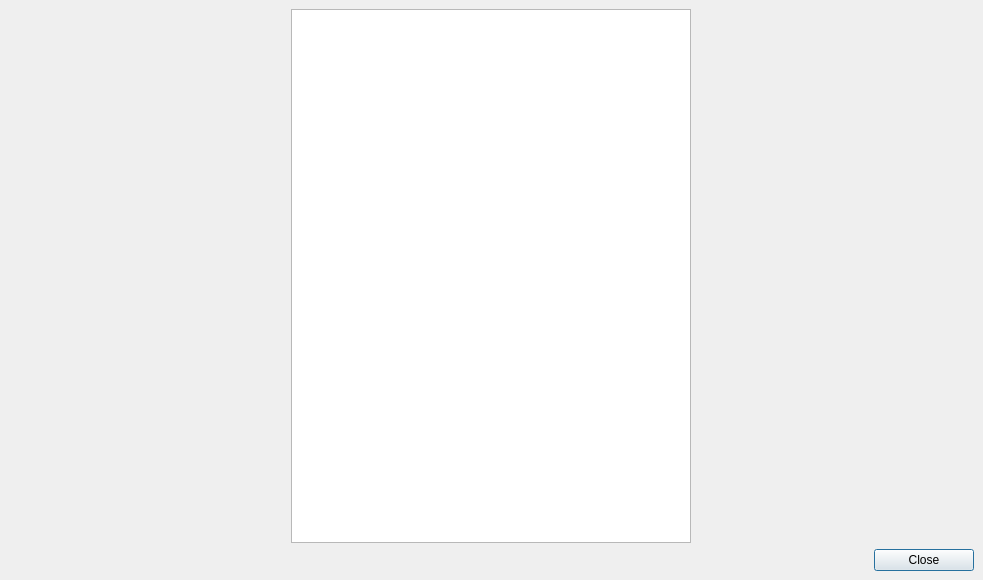
Qt form libs/librepcb/librarymanager/librarymanager.ui (LibrePCB/LibrePCB) before a commit.
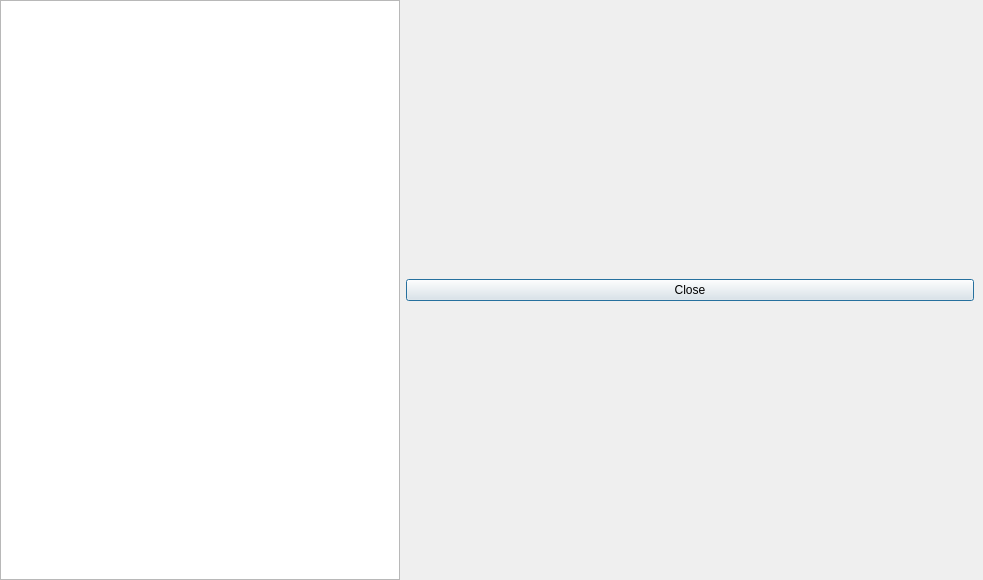
The same form after that commit.

Commit message:
LibraryManager: Remove margin around library list widget
Remove top, left and bottom margin of the library list widget in the
library manager window to get a slightly more modern look.

```diff
--- a/libs/librepcb/librarymanager/librarymanager.ui
+++ b/libs/librepcb/librarymanager/librarymanager.ui
@@ -17,9 +17,16 @@
    <string>Workspace Library Manager</string>
   </property>
   <widget class="QWidget" name="centralwidget">
-   <layout class="QVBoxLayout" name="verticalLayout">
-    <item>
      <layout class="QHBoxLayout" name="horizontalLayout">
+    <property name="leftMargin">
+     <number>0</number>
+    </property>
+    <property name="topMargin">
+     <number>0</number>
+    </property>
+    <property name="bottomMargin">
+     <number>0</number>
+    </property>
       <item>
        <widget class="QListWidget" name="lstLibraries">
         <property name="maximumSize">
@@ -42,23 +49,14 @@
         </property>
        </widget>
       </item>
-     </layout>
-    </item>
     <item>
-     <layout class="QHBoxLayout" name="horizontalLayout_2">
-      <item>
-       <spacer name="horizontalSpacer">
-        <property name="orientation">
-         <enum>Qt::Horizontal</enum>
-        </property>
-        <property name="sizeHint" stdset="0">
-         <size>
-          <width>40</width>
-          <height>20</height>
-         </size>
-        </property>
-       </spacer>
-      </item>
+     <layout class="QVBoxLayout" name="verticalLayout">
+      <property name="topMargin">
+       <number>9</number>
+      </property>
+      <property name="bottomMargin">
+       <number>9</number>
+      </property>
       <item>
        <widget class="QPushButton" name="btnClose">
         <property name="minimumSize">
```
Lines whose indentation alone changed are shown as unchanged. The commit also changes 1 other file.
